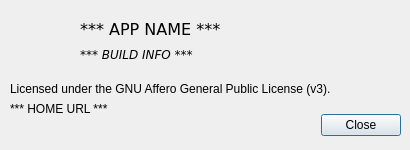
First picture: the form in vasl_templates/ui/about.ui, repository pacman-ghost/vasl-templates, before the edit.
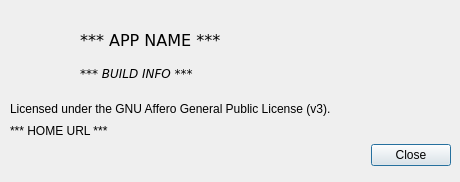
Second picture: the form after the edit.

Commit message: Adjusted the layout of dialogs in the desktop application for HiDPI.

What changed in the file:
```diff
--- a/vasl_templates/ui/about.ui
+++ b/vasl_templates/ui/about.ui
@@ -9,8 +9,8 @@
    <rect>
     <x>0</x>
     <y>0</y>
-    <width>410</width>
-    <height>150</height>
+    <width>460</width>
+    <height>182</height>
    </rect>
   </property>
   <property name="windowTitle">
@@ -40,13 +40,19 @@
     <rect>
      <x>80</x>
      <y>20</y>
-     <width>321</width>
-     <height>44</height>
+     <width>371</width>
+     <height>61</height>
     </rect>
    </property>
    <layout class="QVBoxLayout" name="verticalLayout">
     <item>
      <widget class="QLabel" name="app_name">
+      <property name="sizePolicy">
+       <sizepolicy hsizetype="Preferred" vsizetype="MinimumExpanding">
+        <horstretch>0</horstretch>
+        <verstretch>0</verstretch>
+       </sizepolicy>
+      </property>
       <property name="font">
        <font>
         <family>DejaVu Sans</family>
@@ -60,6 +66,12 @@
     </item>
     <item>
      <widget class="QLabel" name="build_info">
+      <property name="sizePolicy">
+       <sizepolicy hsizetype="Preferred" vsizetype="Preferred">
+        <horstretch>0</horstretch>
+        <verstretch>0</verstretch>
+       </sizepolicy>
+      </property>
       <property name="font">
        <font>
         <family>DejaVu Sans</family>
@@ -77,8 +89,8 @@
    <property name="geometry">
     <rect>
      <x>10</x>
-     <y>110</y>
-     <width>391</width>
+     <y>140</y>
+     <width>441</width>
      <height>31</height>
     </rect>
    </property>
@@ -118,11 +130,17 @@
    <property name="geometry">
     <rect>
      <x>10</x>
-     <y>100</y>
-     <width>391</width>
-     <height>17</height>
+     <y>120</y>
+     <width>441</width>
+     <height>21</height>
     </rect>
    </property>
+   <property name="sizePolicy">
+    <sizepolicy hsizetype="Preferred" vsizetype="Preferred">
+     <horstretch>0</horstretch>
+     <verstretch>0</verstretch>
+    </sizepolicy>
+   </property>
    <property name="text">
     <string>*** HOME URL ***</string>
    </property>
@@ -134,8 +152,8 @@
    <property name="geometry">
     <rect>
      <x>10</x>
-     <y>80</y>
-     <width>388</width>
+     <y>100</y>
+     <width>441</width>
      <height>17</height>
     </rect>
    </property>
```
The commit also changes 2 other files.
